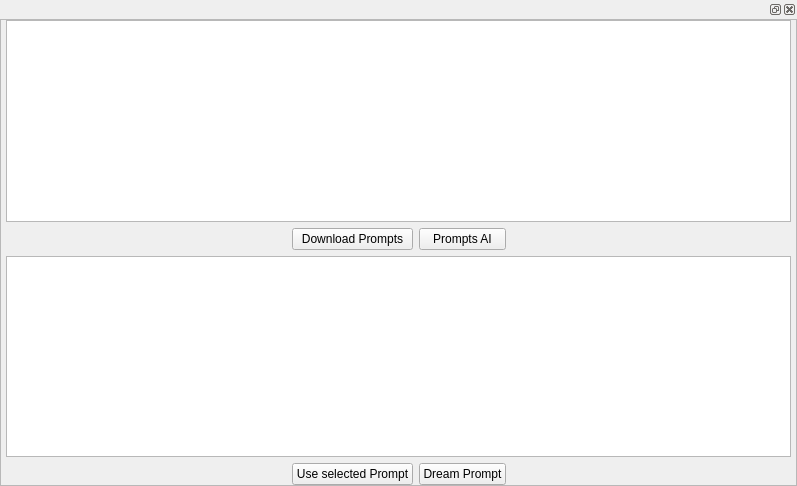
Above: frontend/ui_widgets/prompt_fetcher.ui from XmYx/ainodes-pyside before the change. Below: the same form after it.
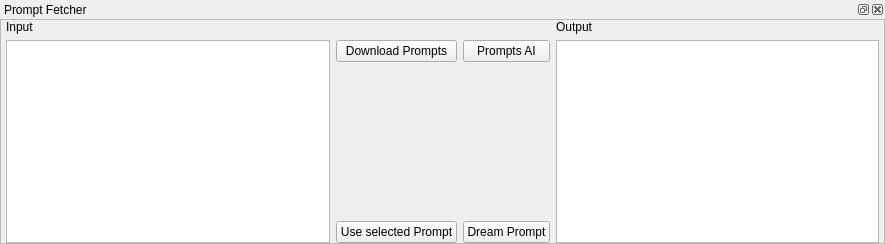
That is the form after the change.

Commit message: new UI layout first try, very buggy still

The edit to the form file:
```diff
--- a/frontend/ui_widgets/prompt_fetcher.ui
+++ b/frontend/ui_widgets/prompt_fetcher.ui
@@ -6,14 +6,14 @@
    <rect>
     <x>0</x>
     <y>0</y>
-    <width>797</width>
-    <height>486</height>
+    <width>885</width>
+    <height>244</height>
    </rect>
   </property>
   <property name="windowTitle">
    <string>Form</string>
   </property>
-  <layout class="QVBoxLayout" name="verticalLayout">
+  <layout class="QGridLayout" name="gridLayout_2">
    <property name="leftMargin">
     <number>0</number>
    </property>
@@ -26,8 +26,11 @@
    <property name="bottomMargin">
     <number>0</number>
    </property>
-   <item>
+   <item row="0" column="0">
     <widget class="QDockWidget" name="dockWidget">
+     <property name="windowTitle">
+      <string>Prompt Fetcher</string>
+     </property>
      <widget class="QWidget" name="dockWidgetContents">
       <layout class="QVBoxLayout" name="verticalLayout_2">
        <property name="leftMargin">
@@ -52,8 +55,8 @@
            <rect>
             <x>0</x>
             <y>0</y>
-            <width>795</width>
-            <height>460</height>
+            <width>883</width>
+            <height>218</height>
            </rect>
           </property>
           <layout class="QVBoxLayout" name="verticalLayout_3">
@@ -77,53 +80,48 @@
              <property name="rightMargin">
               <number>5</number>
              </property>
-             <item row="3" column="0" colspan="4">
-              <widget class="QTextEdit" name="output"/>
-             </item>
-             <item row="4" column="1">
-              <widget class="QPushButton" name="usePrompt">
-               <property name="text">
-                <string>Use selected Prompt</string>
-               </property>
-              </widget>
-             </item>
-             <item row="4" column="2">
+             <item row="3" column="2">
               <widget class="QPushButton" name="dreamPrompt">
                <property name="text">
                 <string>Dream Prompt</string>
                </property>
               </widget>
              </item>
-             <item row="4" column="3">
-              <spacer name="horizontalSpacer_2">
-               <property name="orientation">
-                <enum>Qt::Horizontal</enum>
+             <item row="3" column="1">
+              <widget class="QPushButton" name="usePrompt">
+               <property name="text">
+                <string>Use selected Prompt</string>
                </property>
-               <property name="sizeHint" stdset="0">
-                <size>
-                 <width>40</width>
-                 <height>20</height>
-                </size>
-               </property>
-              </spacer>
+              </widget>
              </item>
-             <item row="0" column="0" colspan="4">
+             <item row="1" column="0" rowspan="3">
               <widget class="QTextEdit" name="input"/>
              </item>
-             <item row="4" column="0">
-              <spacer name="horizontalSpacer">
-               <property name="orientation">
-                <enum>Qt::Horizontal</enum>
+             <item row="1" column="3" rowspan="3">
+              <widget class="QTextEdit" name="output"/>
+             </item>
+             <item row="0" column="0">
+              <widget class="QLabel" name="label">
+               <property name="text">
+                <string>Input</string>
                </property>
-               <property name="sizeHint" stdset="0">
-                <size>
-                 <width>40</width>
-                 <height>20</height>
-                </size>
+              </widget>
+             </item>
+             <item row="0" column="3">
+              <widget class="QLabel" name="label_2">
+               <property name="text">
+                <string>Output</string>
                </property>
-              </spacer>
+              </widget>
              </item>
-             <item row="2" column="2">
+             <item row="1" column="1">
+              <widget class="QPushButton" name="getPrompts">
+               <property name="text">
+                <string>Download Prompts</string>
+               </property>
+              </widget>
+             </item>
+             <item row="1" column="2">
               <widget class="QPushButton" name="aiPrompt">
                <property name="text">
                 <string>Prompts AI</string>
@@ -131,11 +129,17 @@
               </widget>
              </item>
              <item row="2" column="1">
-              <widget class="QPushButton" name="getPrompts">
-               <property name="text">
-                <string>Download Prompts</string>
+              <spacer name="verticalSpacer">
+               <property name="orientation">
+                <enum>Qt::Vertical</enum>
                </property>
-              </widget>
+               <property name="sizeHint" stdset="0">
+                <size>
+                 <width>20</width>
+                 <height>40</height>
+                </size>
+               </property>
+              </spacer>
              </item>
             </layout>
            </item>
```
The commit also changes 8 other files.
